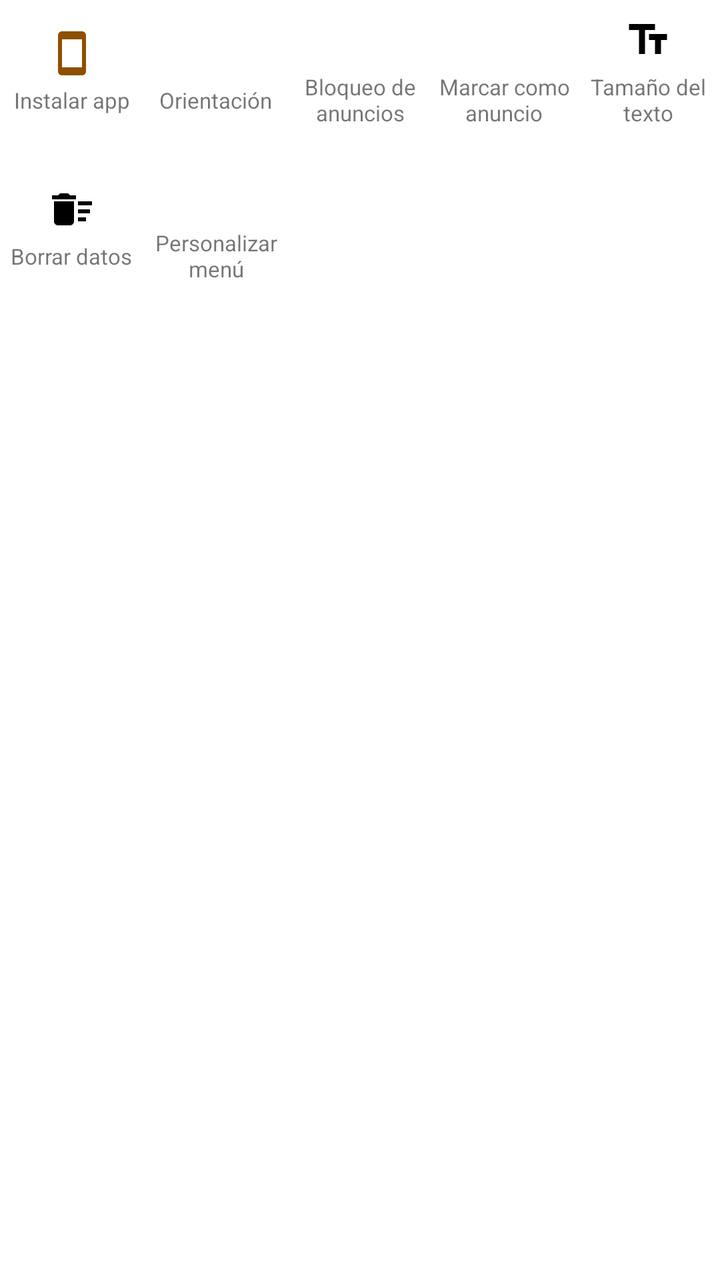
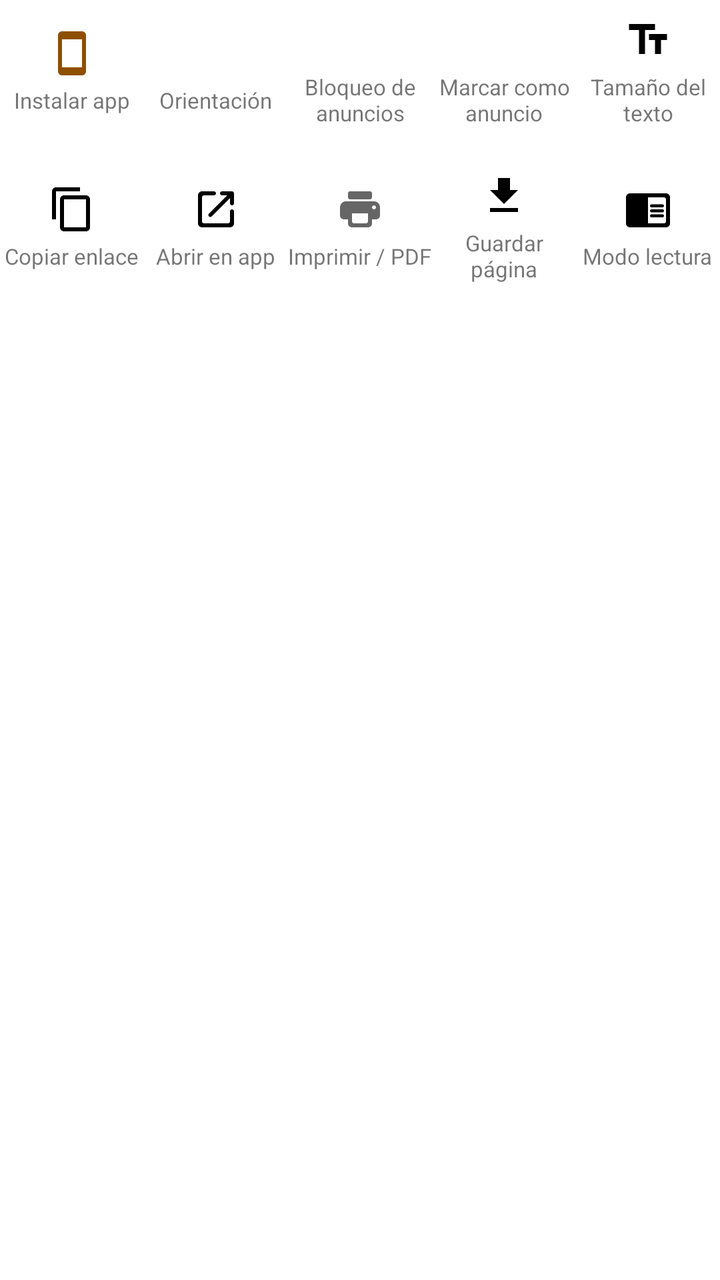

Two renders of the same Android screen: before a commit and after it. Below are the layout's source before the change and the commit's diff.
<!-- AndroidManifest.xml: fallback theme Theme.MaterialComponents.DayNight.NoActionBar -->
<!-- res/layout/view_via_menu_page3.xml -->
<?xml version="1.0" encoding="utf-8"?>
<LinearLayout xmlns:android="http://schemas.android.com/apk/res/android"
    android:layout_width="match_parent"
    android:layout_height="match_parent"
    android:orientation="vertical">

    
    <LinearLayout
        android:layout_width="match_parent"
        android:layout_height="72dp"
        android:orientation="horizontal"
        android:baselineAligned="false"
        android:weightSum="5">
        <LinearLayout
            android:id="@+id/btn_via_add_homescreen"
            android:layout_width="0dp"
            android:layout_height="match_parent"
            android:layout_weight="1"
            android:orientation="vertical"
            android:gravity="center"
            android:background="?attr/selectableItemBackgroundBorderless"
            android:clickable="true"
            android:focusable="true">
            <androidx.appcompat.widget.AppCompatImageView
                android:id="@+id/icon_via_add_homescreen"
                android:layout_width="24dp"
                android:layout_height="24dp"
                android:src="@drawable/ic_round_smartphone" />
            <TextView
                android:id="@+id/text_via_add_homescreen"
                android:layout_width="wrap_content"
                android:layout_height="wrap_content"
                android:layout_marginTop="4dp"
                android:text="Instalar app"
                android:textSize="11sp"
                android:gravity="center"
                android:maxLines="2"
                android:ellipsize="end" />
        </LinearLayout>
        <LinearLayout
            android:id="@+id/btn_via_orientation"
            android:layout_width="0dp"
            android:layout_height="match_parent"
            android:layout_weight="1"
            android:orientation="vertical"
            android:gravity="center"
            android:background="?attr/selectableItemBackgroundBorderless"
            android:clickable="true"
            android:focusable="true">
            <androidx.appcompat.widget.AppCompatImageView
                android:id="@+id/icon_via_orientation"
                android:layout_width="24dp"
                android:layout_height="24dp"
                android:src="@drawable/ic_via_rotation" />
            <TextView
                android:id="@+id/text_via_orientation"
                android:layout_width="wrap_content"
                android:layout_height="wrap_content"
                android:layout_marginTop="4dp"
                android:text="Orientación"
                android:textSize="11sp"
                android:gravity="center"
                android:maxLines="2"
                android:ellipsize="end" />
        </LinearLayout>
        <LinearLayout
            android:id="@+id/btn_via_adblock"
            android:layout_width="0dp"
            android:layout_height="match_parent"
            android:layout_weight="1"
            android:orientation="vertical"
            android:gravity="center"
            android:background="?attr/selectableItemBackgroundBorderless"
            android:clickable="true"
            android:focusable="true">
            <androidx.appcompat.widget.AppCompatImageView
                android:id="@+id/icon_via_adblock"
                android:layout_width="24dp"
                android:layout_height="24dp"
                android:src="@drawable/ic_via_adblock" />
            <TextView
                android:id="@+id/text_via_adblock"
                android:layout_width="wrap_content"
                android:layout_height="wrap_content"
                android:layout_marginTop="4dp"
                android:text="Bloqueo de anuncios"
                android:textSize="11sp"
                android:gravity="center"
                android:maxLines="2"
                android:ellipsize="end" />
        </LinearLayout>
        <LinearLayout
            android:id="@+id/btn_via_mark_ad"
            android:layout_width="0dp"
            android:layout_height="match_parent"
            android:layout_weight="1"
            android:orientation="vertical"
            android:gravity="center"
            android:background="?attr/selectableItemBackgroundBorderless"
            android:clickable="true"
            android:focusable="true">
            <androidx.appcompat.widget.AppCompatImageView
                android:id="@+id/icon_via_mark_ad"
                android:layout_width="24dp"
                android:layout_height="24dp"
                android:src="@drawable/ic_via_mark_ad" />
            <TextView
                android:id="@+id/text_via_mark_ad"
                android:layout_width="wrap_content"
                android:layout_height="wrap_content"
                android:layout_marginTop="4dp"
                android:text="Marcar como anuncio"
                android:textSize="11sp"
                android:gravity="center"
                android:maxLines="2"
                android:ellipsize="end" />
        </LinearLayout>
        <LinearLayout
            android:id="@+id/btn_via_text_size"
            android:layout_width="0dp"
            android:layout_height="match_parent"
            android:layout_weight="1"
            android:orientation="vertical"
            android:gravity="center"
            android:background="?attr/selectableItemBackgroundBorderless"
            android:clickable="true"
            android:focusable="true">
            <androidx.appcompat.widget.AppCompatImageView
                android:id="@+id/icon_via_text_size"
                android:layout_width="24dp"
                android:layout_height="24dp"
                android:src="@drawable/ic_action_text_size" />
            <TextView
                android:id="@+id/text_via_text_size"
                android:layout_width="wrap_content"
                android:layout_height="wrap_content"
                android:layout_marginTop="4dp"
                android:text="Tamaño del texto"
                android:textSize="11sp"
                android:gravity="center"
                android:maxLines="2"
                android:ellipsize="end" />
        </LinearLayout>
    </LinearLayout>

    
    <LinearLayout
        android:layout_width="match_parent"
        android:layout_height="72dp"
        android:layout_marginTop="6dp"
        android:orientation="horizontal"
        android:baselineAligned="false"
        android:weightSum="5">
        <LinearLayout
            android:id="@+id/btn_via_clear_data"
            android:layout_width="0dp"
            android:layout_height="match_parent"
            android:layout_weight="1"
            android:orientation="vertical"
            android:gravity="center"
            android:background="?attr/selectableItemBackgroundBorderless"
            android:clickable="true"
            android:focusable="true">
            <androidx.appcompat.widget.AppCompatImageView
                android:id="@+id/icon_via_clear_data"
                android:layout_width="24dp"
                android:layout_height="24dp"
                android:src="@drawable/ic_delete_all" />
            <TextView
                android:id="@+id/text_via_clear_data"
                android:layout_width="wrap_content"
                android:layout_height="wrap_content"
                android:layout_marginTop="4dp"
                android:text="Borrar datos"
                android:textSize="11sp"
                android:gravity="center"
                android:maxLines="2"
                android:ellipsize="end" />
        </LinearLayout>
        <LinearLayout
            android:id="@+id/btn_via_customize_menu"
            android:layout_width="0dp"
            android:layout_height="match_parent"
            android:layout_weight="1"
            android:orientation="vertical"
            android:gravity="center"
            android:background="?attr/selectableItemBackgroundBorderless"
            android:clickable="true"
            android:focusable="true">
            <androidx.appcompat.widget.AppCompatImageView
                android:id="@+id/icon_via_customize_menu"
                android:layout_width="24dp"
                android:layout_height="24dp"
                android:src="@drawable/ic_via_customize_grid" />
            <TextView
                android:id="@+id/text_via_customize_menu"
                android:layout_width="wrap_content"
                android:layout_height="wrap_content"
                android:layout_marginTop="4dp"
                android:text="Personalizar menú"
                android:textSize="11sp"
                android:gravity="center"
                android:maxLines="2"
                android:ellipsize="end" />
        </LinearLayout>
        <View
            android:layout_width="0dp"
            android:layout_height="match_parent"
            android:layout_weight="1" />
        <View
            android:layout_width="0dp"
            android:layout_height="match_parent"
            android:layout_weight="1" />
        <View
            android:layout_width="0dp"
            android:layout_height="match_parent"
            android:layout_weight="1" />
    </LinearLayout>

</LinearLayout>
<!-- resources referenced by this layout -->
<resources>
  <!-- drawable ic_delete_all (drawable) -->
  <vector xmlns:android="http://schemas.android.com/apk/res/android"
          android:width="24dp"
          android:height="24dp"
          android:viewportWidth="24.0"
          android:tint="?attr/iconColor"
          android:viewportHeight="24.0">
      <path
          android:fillColor="#FF000000"
          android:pathData="M15,16h4v2h-4zM15,8h7v2h-7zM15,12h6v2h-6zM3,18c0,1.1 0.9,2 2,2h6c1.1,0 2,-0.9 2,-2L13,8L3,8v10zM14,5h-3l-1,-1L6,4L5,5L2,5v2h12z"/>
  </vector>
  <!-- drawable ic_round_smartphone (drawable-xxhdpi) -->
  <vector xmlns:android="http://schemas.android.com/apk/res/android"
      android:width="24dp"
      android:height="24dp"
      android:viewportWidth="24"
      android:viewportHeight="24">
    <path
        android:fillColor="#8E4F00"
        android:pathData="M17,1.01L7,1c-1.1,0 -2,0.9 -2,2v18c0,1.1 0.9,2 2,2h10c1.1,0 2,-0.9 2,-2V3c0,-1.1 -0.9,-1.99 -2,-1.99zM17,19H7V5h10v14z"/>
  </vector>
  <!-- drawable ic_via_customize_grid (drawable) -->
  <?xml version="1.0" encoding="utf-8"?>
  <vector xmlns:android="http://schemas.android.com/apk/res/android"
      android:width="24dp"
      android:height="24dp"
      android:viewportWidth="24"
      android:viewportHeight="24">
      <path
          android:fillColor="#FFFFFF"
          android:pathData="M4,11h6c0.55,0 1,-0.45 1,-1V4c0,-0.55 -0.45,-1 -1,-1H4C3.45,3 3,3.45 3,4v6C3,10.55 3.45,11 4,11z M4,21h6c0.55,0 1,-0.45 1,-1v-6c0,-0.55 -0.45,-1 -1,-1H4c-0.55,0 -1,0.45 -1,1v6C3,20.55 3.45,21 4,21z M14,21h6c0.55,0 1,-0.45 1,-1v-6c0,-0.55 -0.45,-1 -1,-1h-6c-0.55,0 -1,0.45 -1,1v6C13,20.55 13.45,21 14,21z M13,4v6c0,0.55 0.45,1 1,1h6c0.55,0 1,-0.45 1,-1V4c0,-0.55 -0.45,-1 -1,-1h-6C13.45,3 13,3.45 13,4z"/>
  </vector>
  <!-- unchanged entries left out for length: 4 -->
</resources>

<!-- the commit's change to res/layout/view_via_menu_page3.xml (unified diff, before → after) -->
@@ -152,69 +152,135 @@
         android:baselineAligned="false"
         android:weightSum="5">
         <LinearLayout
-            android:id="@+id/btn_via_clear_data"
-            android:layout_width="0dp"
-            android:layout_height="match_parent"
-            android:layout_weight="1"
-            android:orientation="vertical"
-            android:gravity="center"
-            android:background="?attr/selectableItemBackgroundBorderless"
-            android:clickable="true"
-            android:focusable="true">
-            <androidx.appcompat.widget.AppCompatImageView
-                android:id="@+id/icon_via_clear_data"
-                android:layout_width="24dp"
-                android:layout_height="24dp"
-                android:src="@drawable/ic_delete_all" />
-            <TextView
-                android:id="@+id/text_via_clear_data"
-                android:layout_width="wrap_content"
-                android:layout_height="wrap_content"
-                android:layout_marginTop="4dp"
-                android:text="Borrar datos"
-                android:textSize="11sp"
-                android:gravity="center"
-                android:maxLines="2"
-                android:ellipsize="end" />
-        </LinearLayout>
-        <LinearLayout
-            android:id="@+id/btn_via_customize_menu"
-            android:layout_width="0dp"
-            android:layout_height="match_parent"
-            android:layout_weight="1"
-            android:orientation="vertical"
-            android:gravity="center"
-            android:background="?attr/selectableItemBackgroundBorderless"
-            android:clickable="true"
-            android:focusable="true">
-            <androidx.appcompat.widget.AppCompatImageView
-                android:id="@+id/icon_via_customize_menu"
-                android:layout_width="24dp"
-                android:layout_height="24dp"
-                android:src="@drawable/ic_via_customize_grid" />
-            <TextView
-                android:id="@+id/text_via_customize_menu"
-                android:layout_width="wrap_content"
-                android:layout_height="wrap_content"
-                android:layout_marginTop="4dp"
-                android:text="Personalizar menú"
-                android:textSize="11sp"
-                android:gravity="center"
-                android:maxLines="2"
-                android:ellipsize="end" />
-        </LinearLayout>
-        <View
-            android:layout_width="0dp"
-            android:layout_height="match_parent"
-            android:layout_weight="1" />
-        <View
-            android:layout_width="0dp"
-            android:layout_height="match_parent"
-            android:layout_weight="1" />
-        <View
-            android:layout_width="0dp"
-            android:layout_height="match_parent"
-            android:layout_weight="1" />
+            android:id="@+id/btn_via_copy_link"
+            android:layout_width="0dp"
+            android:layout_height="match_parent"
+            android:layout_weight="1"
+            android:orientation="vertical"
+            android:gravity="center"
+            android:background="?attr/selectableItemBackgroundBorderless"
+            android:clickable="true"
+            android:focusable="true">
+            <androidx.appcompat.widget.AppCompatImageView
+                android:id="@+id/icon_via_copy_link"
+                android:layout_width="24dp"
+                android:layout_height="24dp"
+                android:src="@drawable/ic_content_copy_black" />
+            <TextView
+                android:id="@+id/text_via_copy_link"
+                android:layout_width="wrap_content"
+                android:layout_height="wrap_content"
+                android:layout_marginTop="4dp"
+                android:text="Copiar enlace"
+                android:textSize="11sp"
+                android:gravity="center"
+                android:maxLines="2"
+                android:ellipsize="end" />
+        </LinearLayout>
+        <LinearLayout
+            android:id="@+id/btn_via_open_in_app"
+            android:layout_width="0dp"
+            android:layout_height="match_parent"
+            android:layout_weight="1"
+            android:orientation="vertical"
+            android:gravity="center"
+            android:background="?attr/selectableItemBackgroundBorderless"
+            android:clickable="true"
+            android:focusable="true">
+            <androidx.appcompat.widget.AppCompatImageView
+                android:id="@+id/icon_via_open_in_app"
+                android:layout_width="24dp"
+                android:layout_height="24dp"
+                android:src="@drawable/ic_round_open_in_new" />
+            <TextView
+                android:id="@+id/text_via_open_in_app"
+                android:layout_width="wrap_content"
+                android:layout_height="wrap_content"
+                android:layout_marginTop="4dp"
+                android:text="Abrir en app"
+                android:textSize="11sp"
+                android:gravity="center"
+                android:maxLines="2"
+                android:ellipsize="end" />
+        </LinearLayout>
+        <LinearLayout
+            android:id="@+id/btn_via_print"
+            android:layout_width="0dp"
+            android:layout_height="match_parent"
+            android:layout_weight="1"
+            android:orientation="vertical"
+            android:gravity="center"
+            android:background="?attr/selectableItemBackgroundBorderless"
+            android:clickable="true"
+            android:focusable="true">
+            <androidx.appcompat.widget.AppCompatImageView
+                android:id="@+id/icon_via_print"
+                android:layout_width="24dp"
+                android:layout_height="24dp"
+                android:src="@drawable/ic_round_print" />
+            <TextView
+                android:id="@+id/text_via_print"
+                android:layout_width="wrap_content"
+                android:layout_height="wrap_content"
+                android:layout_marginTop="4dp"
+                android:text="Imprimir / PDF"
+                android:textSize="11sp"
+                android:gravity="center"
+                android:maxLines="2"
+                android:ellipsize="end" />
+        </LinearLayout>
+        <LinearLayout
+            android:id="@+id/btn_via_save_page"
+            android:layout_width="0dp"
+            android:layout_height="match_parent"
+            android:layout_weight="1"
+            android:orientation="vertical"
+            android:gravity="center"
+            android:background="?attr/selectableItemBackgroundBorderless"
+            android:clickable="true"
+            android:focusable="true">
+            <androidx.appcompat.widget.AppCompatImageView
+                android:id="@+id/icon_via_save_page"
+                android:layout_width="24dp"
+                android:layout_height="24dp"
+                android:src="@drawable/ic_file_download_black" />
+            <TextView
+                android:id="@+id/text_via_save_page"
+                android:layout_width="wrap_content"
+                android:layout_height="wrap_content"
+                android:layout_marginTop="4dp"
+                android:text="Guardar página"
+                android:textSize="11sp"
+                android:gravity="center"
+                android:maxLines="2"
+                android:ellipsize="end" />
+        </LinearLayout>
+        <LinearLayout
+            android:id="@+id/btn_via_reading_mode"
+            android:layout_width="0dp"
+            android:layout_height="match_parent"
+            android:layout_weight="1"
+            android:orientation="vertical"
+            android:gravity="center"
+            android:background="?attr/selectableItemBackgroundBorderless"
+            android:clickable="true"
+            android:focusable="true">
+            <androidx.appcompat.widget.AppCompatImageView
+                android:id="@+id/icon_via_reading_mode"
+                android:layout_width="24dp"
+                android:layout_height="24dp"
+                android:src="@drawable/ic_action_reading" />
+            <TextView
+                android:id="@+id/text_via_reading_mode"
+                android:layout_width="wrap_content"
+                android:layout_height="wrap_content"
+                android:layout_marginTop="4dp"
+                android:text="Modo lectura"
+                android:textSize="11sp"
+                android:gravity="center"
+                android:maxLines="2"
+                android:ellipsize="end" />
+        </LinearLayout>
     </LinearLayout>
 
 </LinearLayout>
<!-- resource entries referenced after the edit -->
@@ -1,15 +1,62 @@
 <!-- resources referenced by this layout -->
 <resources>
-  <!-- drawable ic_delete_all (drawable) -->
+  <!-- drawable ic_action_reading (drawable) -->
+  <?xml version="1.0" encoding="utf-8"?>
+  <vector xmlns:android="http://schemas.android.com/apk/res/android"
+      android:width="24dp"
+      android:height="24dp"
+      android:tint="?attr/iconColor"
+      android:viewportWidth="24"
+      android:viewportHeight="24">
+  
+      <path
+          android:pathData="M0 0h24v24H0V0z" />
+      <path
+          android:fillColor="#000000"
+          android:pathData="M21 4H3c-1.1 0-2 0.9-2 2v13c0 1.1 0.9 2 2 2h18c1.1 0 2-0.9 2-2V6c0-1.1-0.9-2-2-2zm0 14c0 0.55-0.45 1-1 1h-8V6h8c0.55 0 1 0.45 1 1v11zm-1.75-8.5h-5.5c-0.41 0-0.75 0.34 -0.75 0.75 s0.34 0.75 0.75 0.75 h5.5c0.41 0 0.75-0.34 0.75 -0.75s-0.34-0.75-0.75-0.75zm0 2.5h-5.5c-0.41 0-0.75 0.34 -0.75 0.75 s0.34 0.75 0.75 0.75 h5.5c0.41 0 0.75-0.34 0.75 -0.75s-0.34-0.75-0.75-0.75zm0 2.5h-5.5c-0.41 0-0.75 0.34 -0.75 0.75 s0.34 0.75 0.75 0.75 h5.5c0.41 0 0.75-0.34 0.75 -0.75s-0.34-0.75-0.75-0.75z" />
+  </vector>
+  <!-- drawable ic_content_copy_black (drawable) -->
   <vector xmlns:android="http://schemas.android.com/apk/res/android"
           android:width="24dp"
           android:height="24dp"
           android:viewportWidth="24.0"
-          android:tint="?attr/iconColor"
           android:viewportHeight="24.0">
       <path
           android:fillColor="#FF000000"
-          android:pathData="M15,16h4v2h-4zM15,8h7v2h-7zM15,12h6v2h-6zM3,18c0,1.1 0.9,2 2,2h6c1.1,0 2,-0.9 2,-2L13,8L3,8v10zM14,5h-3l-1,-1L6,4L5,5L2,5v2h12z"/>
+          android:pathData="M16,1L4,1c-1.1,0 -2,0.9 -2,2v14h2L4,3h12L16,1zM19,5L8,5c-1.1,0 -2,0.9 -2,2v14c0,1.1 0.9,2 2,2h11c1.1,0 2,-0.9 2,-2L21,7c0,-1.1 -0.9,-2 -2,-2zM19,21L8,21L8,7h11v14z"/>
+  </vector>
+  <!-- drawable ic_file_download_black (drawable) -->
+  <vector xmlns:android="http://schemas.android.com/apk/res/android"
+          android:width="24dp"
+          android:height="24dp"
+          android:viewportWidth="24.0"
+          android:viewportHeight="24.0"
+      android:tint="?attr/iconColorState">
+      <path
+          android:fillColor="#FF000000"
+          android:pathData="M19,9h-4V3H9v6H5l7,7 7,-7zM5,18v2h14v-2H5z"/>
+  </vector>
+  <!-- drawable ic_round_open_in_new (drawable) -->
+  <vector xmlns:android="http://schemas.android.com/apk/res/android"
+      android:width="24dp"
+      android:height="24dp"
+      android:viewportWidth="24"
+      android:viewportHeight="24"
+      android:tint="?attr/iconColorState">
+    <path
+        android:fillColor="@android:color/black"
+        android:pathData="M18,19H6c-0.55,0 -1,-0.45 -1,-1V6c0,-0.55 0.45,-1 1,-1h5c0.55,0 1,-0.45 1,-1s-0.45,-1 -1,-1H5c-1.11,0 -2,0.9 -2,2v14c0,1.1 0.9,2 2,2h14c1.1,0 2,-0.9 2,-2v-6c0,-0.55 -0.45,-1 -1,-1s-1,0.45 -1,1v5c0,0.55 -0.45,1 -1,1zM14,4c0,0.55 0.45,1 1,1h2.59l-9.13,9.13c-0.39,0.39 -0.39,1.02 0,1.41 0.39,0.39 1.02,0.39 1.41,0L19,6.41V9c0,0.55 0.45,1 1,1s1,-0.45 1,-1V4c0,-0.55 -0.45,-1 -1,-1h-5c-0.55,0 -1,0.45 -1,1z"/>
+  </vector>
+  <!-- drawable ic_round_print (drawable) -->
+  <vector xmlns:android="http://schemas.android.com/apk/res/android"
+      android:width="24dp"
+      android:height="24dp"
+      android:viewportWidth="24"
+      android:viewportHeight="24"
+      android:tint="?attr/colorControlNormal">
+    <path
+        android:fillColor="@android:color/white"
+        android:pathData="M19,8L5,8c-1.66,0 -3,1.34 -3,3v4c0,1.1 0.9,2 2,2h2v2c0,1.1 0.9,2 2,2h8c1.1,0 2,-0.9 2,-2v-2h2c1.1,0 2,-0.9 2,-2v-4c0,-1.66 -1.34,-3 -3,-3zM15,19L9,19c-0.55,0 -1,-0.45 -1,-1v-4h8v4c0,0.55 -0.45,1 -1,1zM19,12c-0.55,0 -1,-0.45 -1,-1s0.45,-1 1,-1 1,0.45 1,1 -0.45,1 -1,1zM17,3L7,3c-0.55,0 -1,0.45 -1,1v2c0,0.55 0.45,1 1,1h10c0.55,0 1,-0.45 1,-1L18,4c0,-0.55 -0.45,-1 -1,-1z"/>
   </vector>
   <!-- drawable ic_round_smartphone (drawable-xxhdpi) -->
   <vector xmlns:android="http://schemas.android.com/apk/res/android"
@@ -21,17 +68,6 @@
         android:fillColor="#8E4F00"
         android:pathData="M17,1.01L7,1c-1.1,0 -2,0.9 -2,2v18c0,1.1 0.9,2 2,2h10c1.1,0 2,-0.9 2,-2V3c0,-1.1 -0.9,-1.99 -2,-1.99zM17,19H7V5h10v14z"/>
   </vector>
-  <!-- drawable ic_via_customize_grid (drawable) -->
-  <?xml version="1.0" encoding="utf-8"?>
-  <vector xmlns:android="http://schemas.android.com/apk/res/android"
-      android:width="24dp"
-      android:height="24dp"
-      android:viewportWidth="24"
-      android:viewportHeight="24">
-      <path
-          android:fillColor="#FFFFFF"
-          android:pathData="M4,11h6c0.55,0 1,-0.45 1,-1V4c0,-0.55 -0.45,-1 -1,-1H4C3.45,3 3,3.45 3,4v6C3,10.55 3.45,11 4,11z M4,21h6c0.55,0 1,-0.45 1,-1v-6c0,-0.55 -0.45,-1 -1,-1H4c-0.55,0 -1,0.45 -1,1v6C3,20.55 3.45,21 4,21z M14,21h6c0.55,0 1,-0.45 1,-1v-6c0,-0.55 -0.45,-1 -1,-1h-6c-0.55,0 -1,0.45 -1,1v6C13,20.55 13.45,21 14,21z M13,4v6c0,0.55 0.45,1 1,1h6c0.55,0 1,-0.45 1,-1V4c0,-0.55 -0.45,-1 -1,-1h-6C13.45,3 13,3.45 13,4z"/>
-  </vector>
   <!-- unchanged entries left out for length: 4 -->
 </resources>
 
